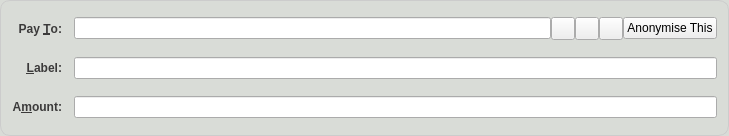
Old version of the form src/qt/forms/sendcoinsentry.ui in the repository dopecoin-dev/DopeCoinV3.
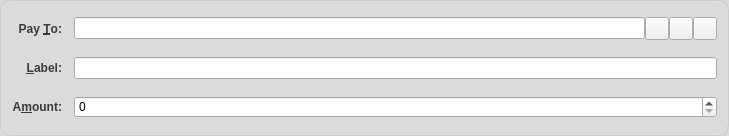
New version of the form. Icons and pictures are not drawn. Custom widgets are drawn as their Qt base class.

```diff
--- a/src/qt/forms/sendcoinsentry.ui
+++ b/src/qt/forms/sendcoinsentry.ui
@@ -175,29 +175,22 @@
        </property>
       </widget>
      </item>
-     <item>
-      <widget class="QPushButton" name="dopesendButton">
-       <property name="text">
-        <string>Anonymise This</string>
-       </property>
-      </widget>
-     </item>
     </layout>
    </item>
   </layout>
  </widget>
  <customwidgets>
-  <customwidget>
-   <class>QValidatedLineEdit</class>
-   <extends>QLineEdit</extends>
-   <header>qvalidatedlineedit.h</header>
-  </customwidget>
   <customwidget>
    <class>BitcoinAmountField</class>
-   <extends>QLineEdit</extends>
+   <extends>QSpinBox</extends>
    <header>bitcoinamountfield.h</header>
    <container>1</container>
   </customwidget>
+  <customwidget>
+   <class>QValidatedLineEdit</class>
+   <extends>QLineEdit</extends>
+   <header>qvalidatedlineedit.h</header>
+  </customwidget>
  </customwidgets>
  <resources>
   <include location="../bitcoin.qrc"/>
```
